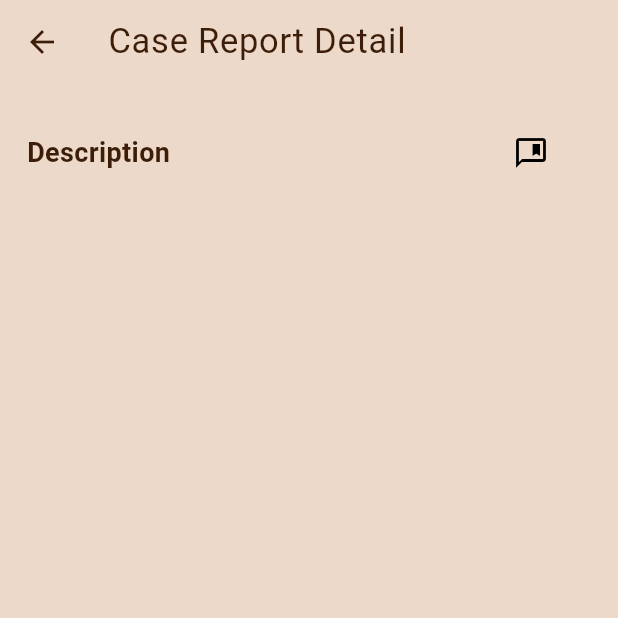
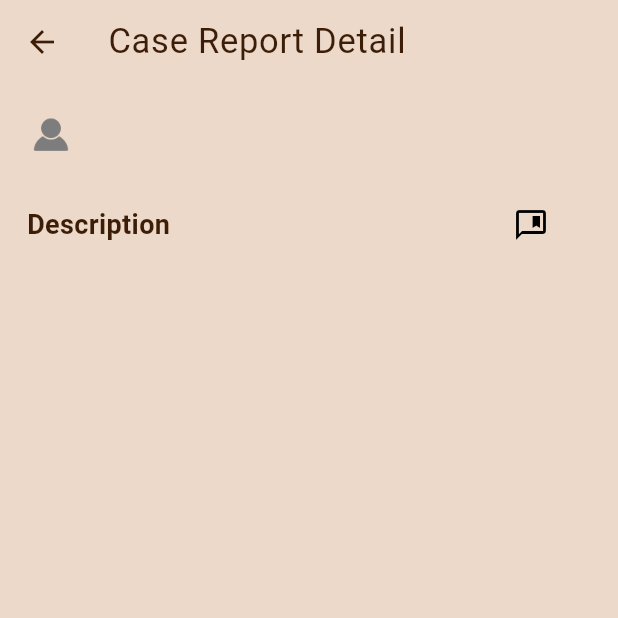
Before and after one commit to yunghuey/CatViP-Mobile, a Flutter app: the ReportDetail screen opened directly with empty values, on a phone screen of 412 x 824 dp, the top half of it. Run offline on Flutter 3.47's test engine with Material 3 defaults, Android fonts, the phone set to English and light mode, and no system bars; our stand-ins replace badges, equatable, file_picker, flutter_bloc, geocoding, geolocator and 7 more; missing offline and left inert: flutter_google_places, google_api_headers, google_maps_webservice, onesignal_flutter, signalr_core; accounts and stored records are empty; Roboto replaces fonts that are missing (Times New Roman).

Commit message:
add profile to case report

```diff
--- a/lib/model/caseReport/caseReport.dart
+++ b/lib/model/caseReport/caseReport.dart
@@ -19,6 +19,7 @@ class CaseReport {
     required this.catName,
     required this.caseReportImages,
     required this.error,
+    required this.userId,
   });
 
 
@@ -39,6 +40,7 @@ class CaseReport {
   double? latitude;
   double? longitude;
   String? catName;
+  int? userId;
   List<CaseReportImage>? caseReportImages;
 
 
@@ -66,7 +68,7 @@ class CaseReport {
       longitude: json["longitude"],
       catName: json["catName"],
       caseReportImages: images,
-
+      userId: json["userId"],
     );
   }
 
--- a/lib/pages/report/ReportDetails.dart
+++ b/lib/pages/report/ReportDetails.dart
@@ -4,6 +4,7 @@ import 'package:CatViP/bloc/report%20case/EditCaseReport/editCaseReport_bloc.dar
 import 'package:CatViP/model/caseReport/caseReport.dart';
 import 'package:CatViP/model/caseReport/caseReportImages.dart';
 import 'package:CatViP/pages/report/CaseReportComment.dart';
+import 'package:CatViP/pages/search/searchuser_view.dart';
 import 'package:flutter/material.dart';
 import 'package:flutter_bloc/flutter_bloc.dart';
 import 'package:hexcolor/hexcolor.dart';
@@ -82,6 +83,50 @@ class _ReportDetailState extends State<ReportDetail> {
             padding: const EdgeInsets.all(18.0),
             child: Column(
               children: [
+                GestureDetector(
+                  onTap: () {
+                    Navigator.push(
+                      context,
+                      MaterialPageRoute(
+                        builder: (context) => SearchView(
+                          userid: caseReport.userId!,
+                        ),
+                      ),
+                    );
+                  },
+                  child: Row(
+                    children: [
+                      CircleAvatar(
+                        radius: 16,
+                        backgroundColor: Colors.transparent,
+                        backgroundImage: caseReport.profileImage != ""
+                            ? Image.memory(
+                                    base64Decode(caseReport.profileImage!))
+                                .image
+                            : const AssetImage('assets/profileimage.png'),
+                      ),
+                      Expanded(
+                        child: Padding(
+                          padding: const EdgeInsets.only(left: 8),
+                          child: Column(
+                            mainAxisSize: MainAxisSize.min,
+                            crossAxisAlignment: CrossAxisAlignment.start,
+                            children: [
+                              Text(
+                                caseReport.username!,
+                                style: const TextStyle(
+                                  fontWeight: FontWeight.bold,
+                                ),
+                              ),
+                            ],
+                          ),
+                        ),
+                      ),
+                    ],
+                  ),
+                ),
+
+                SizedBox(height: 16.0),
                 caseReportImage(),
                 SizedBox(height: 4.0),
                 descriptionText(),
```
